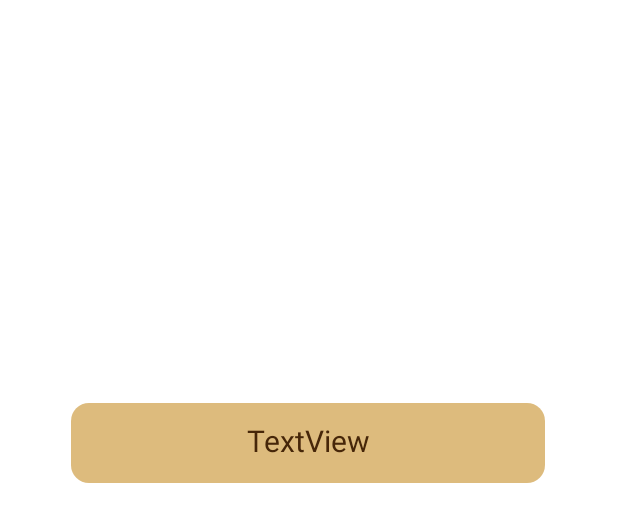
After one commit to appteam-nith/Hillffair-22-front-end, an Android app: the layout textfields.xml on its own in the app's theme, with its tools: preview values and no code run, on a phone screen of 412 x 824 dp. The commit adds this screen. Shown: the top 522 px of the screen. Run offline under Robolectric (Android 15) with nearby library versions, the phone set to English and light mode, and no system bars.

Commit message:
initial commit

```diff
--- a/app/src/main/java/com/nith/hillfair2k22/MainActivity.java
+++ b/app/src/main/java/com/nith/hillfair2k22/MainActivity.java
@@ -3,12 +3,15 @@ package com.nith.hillfair2k22;
 import androidx.appcompat.app.AppCompatActivity;
 
 import android.os.Bundle;
+import android.widget.Button;
 
 public class MainActivity extends AppCompatActivity {
-
+    private Button button;
     @Override
     protected void onCreate(Bundle savedInstanceState) {
         super.onCreate(savedInstanceState);
         setContentView(R.layout.activity_main);
+        button =(Button) findViewById(R.id.button);
+
     }
 }
--- /dev/null
+++ b/app/src/main/res/drawable/custom_button.xml
@@ -0,0 +1,5 @@
+<?xml version="1.0" encoding="utf-8"?>
+<shape xmlns:android="http://schemas.android.com/apk/res/android" android:shape="rectangle">
+    <solid android:color="#462609"/>
+    <corners android:radius="12dp"/>
+</shape>
--- /dev/null
+++ b/app/src/main/res/drawable/custom_text.xml
@@ -0,0 +1,7 @@
+<?xml version="1.0" encoding="utf-8"?>
+<shape xmlns:android="http://schemas.android.com/apk/res/android" android:shape="rectangle">
+    <solid android:color="#DDBB7D"/>
+    <corners android:radius="12dp"/>
+
+
+</shape>
--- /dev/null
+++ b/app/src/main/res/layout/textfields.xml
@@ -0,0 +1,25 @@
+<?xml version="1.0" encoding="utf-8"?>
+<androidx.constraintlayout.widget.ConstraintLayout xmlns:android="http://schemas.android.com/apk/res/android"
+    xmlns:app="http://schemas.android.com/apk/res-auto"
+    xmlns:tools="http://schemas.android.com/tools"
+    android:layout_width="match_parent"
+    android:layout_height="match_parent">
+
+    <TextView
+        android:id="@+id/textView"
+        android:layout_width="316dp"
+        android:layout_height="53dp"
+        android:background="@drawable/custom_text"
+        android:text="TextView"
+        android:textSize="20dp"
+        app:layout_constraintBottom_toBottomOf="parent"
+        app:layout_constraintEnd_toEndOf="parent"
+        app:layout_constraintHorizontal_bias="0.494"
+        app:layout_constraintStart_toStartOf="parent"
+        app:layout_constraintTop_toTopOf="parent"
+        app:layout_constraintVertical_bias="0.349"
+        android:textColor="#462609"
+        android:textAlignment="center"
+        android:paddingTop="11dp"
+        />
+</androidx.constraintlayout.widget.ConstraintLayout>
--- a/app/src/main/res/values/strings.xml
+++ b/app/src/main/res/values/strings.xml
@@ -2,4 +2,5 @@
     <string name="app_name">Hillfair2k22</string>
     <!-- TODO: Remove or change this placeholder text -->
     <string name="hello_blank_fragment">Hello blank fragment</string>
+    <string name="button">Button</string>
 </resources>
```
Also changed, not shown: app/src/main/res/layout/buttons.xml (added, +23 -0 lines).
